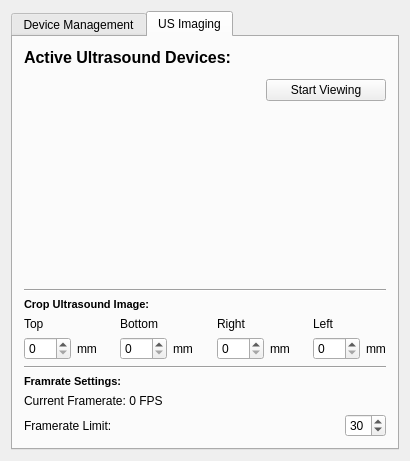
Before: the Qt Designer form Plugins/org.mitk.gui.qt.ultrasound/src/internal/UltrasoundSupportControls.ui in MITK/MITK, drawn with Qt 5.
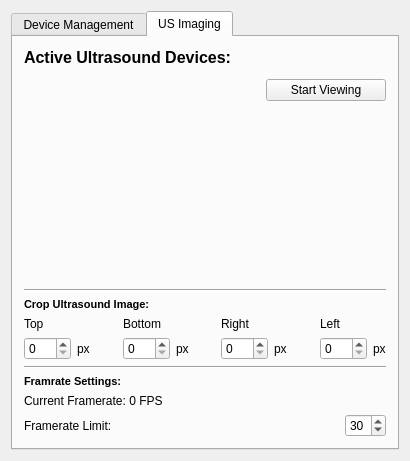
After: the same form once the commit is applied. The open tabs and pages were chosen to show the change. Custom widgets are drawn as their Qt base class.

Commit message: Changed units from mm to px at cropping controls.

What changed in the file:
```diff
--- a/Plugins/org.mitk.gui.qt.ultrasound/src/internal/UltrasoundSupportControls.ui
+++ b/Plugins/org.mitk.gui.qt.ultrasound/src/internal/UltrasoundSupportControls.ui
@@ -211,7 +211,7 @@
              <item>
               <widget class="QLabel" name="label_5">
                <property name="text">
-                <string>mm</string>
+                <string>px</string>
                </property>
               </widget>
              </item>
@@ -256,7 +256,7 @@
              <item>
               <widget class="QLabel" name="label_6">
                <property name="text">
-                <string>mm</string>
+                <string>px</string>
                </property>
               </widget>
              </item>
@@ -301,7 +301,7 @@
              <item>
               <widget class="QLabel" name="label_7">
                <property name="text">
-                <string>mm</string>
+                <string>px</string>
                </property>
               </widget>
              </item>
@@ -346,7 +346,7 @@
              <item>
               <widget class="QLabel" name="label_8">
                <property name="text">
-                <string>mm</string>
+                <string>px</string>
                </property>
               </widget>
              </item>
```
